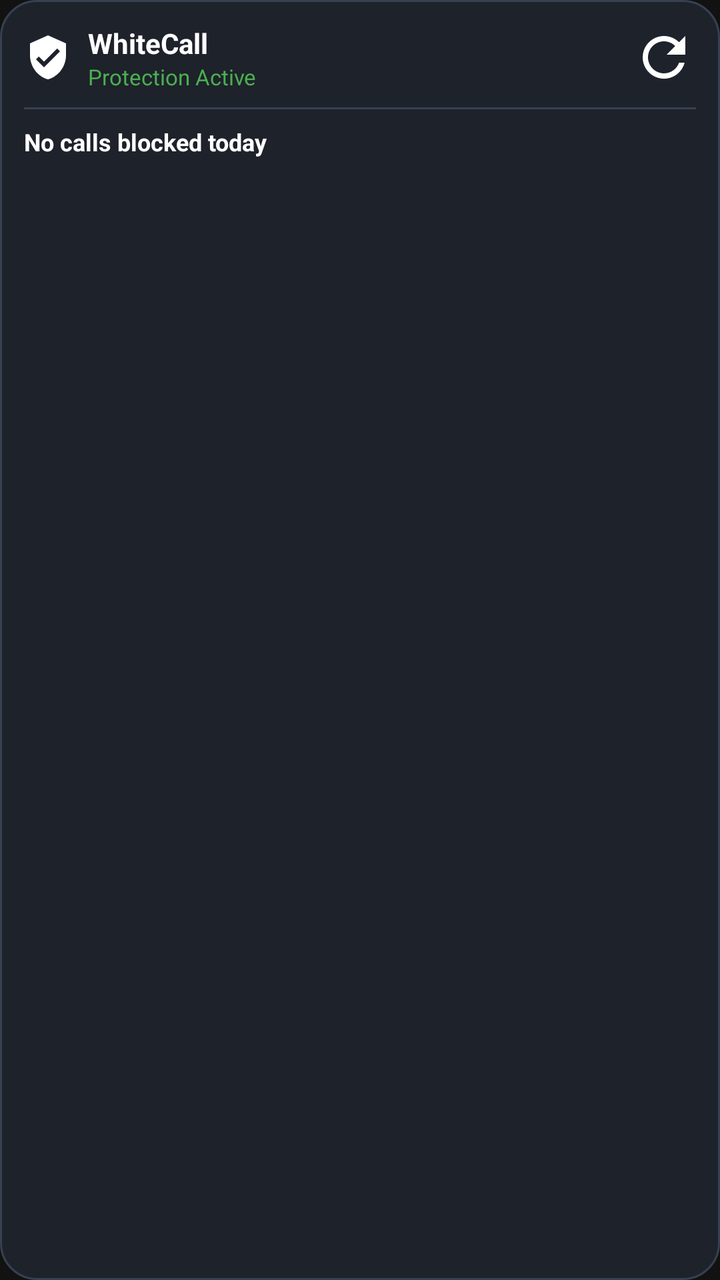
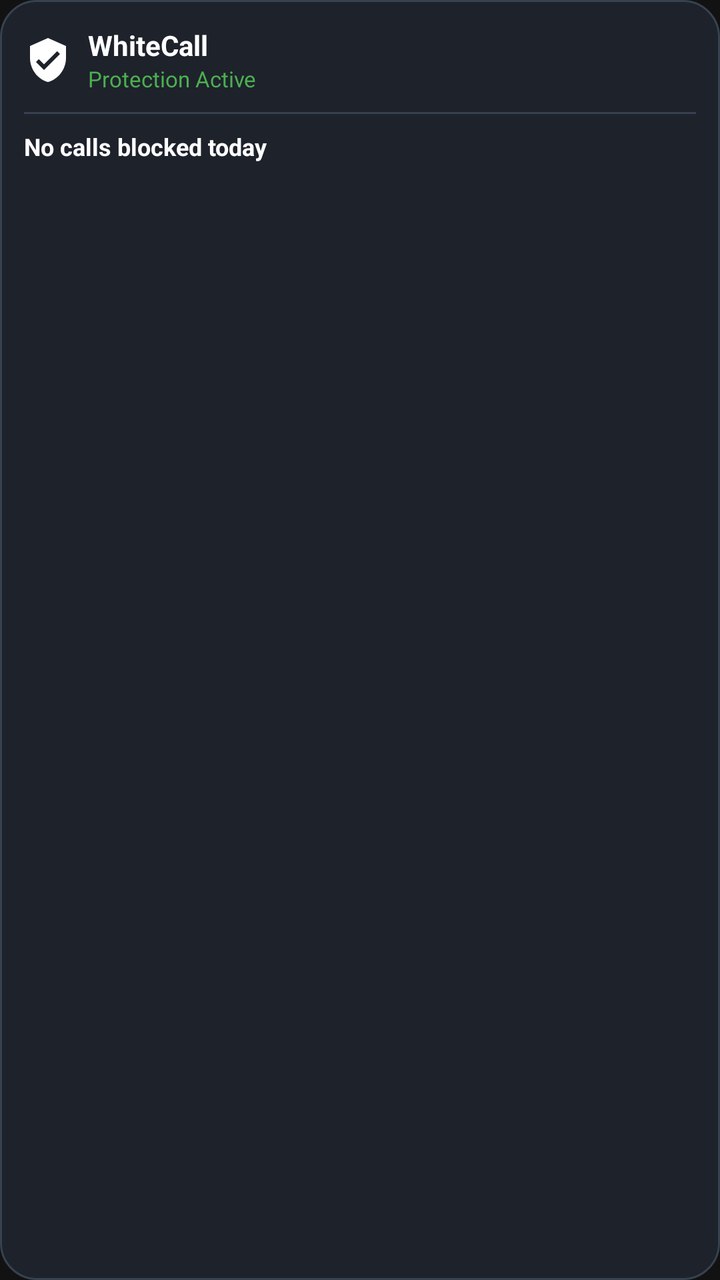

Before-and-after screenshots of an Android layout around one commit, followed by the original layout XML and the change that was made.
<!-- AndroidManifest.xml: application theme Theme.WhiteCall -->
<!-- res/layout/widget_white_call.xml -->
<?xml version="1.0" encoding="utf-8"?>
<LinearLayout xmlns:android="http://schemas.android.com/apk/res/android"
    android:id="@+id/widget_root"
    android:layout_width="match_parent"
    android:layout_height="match_parent"
    android:background="@drawable/widget_background"
    android:orientation="vertical"
    android:padding="12dp">

    
    <LinearLayout
        android:layout_width="match_parent"
        android:layout_height="wrap_content"
        android:gravity="center_vertical"
        android:orientation="horizontal">

        <ImageView
            android:id="@+id/widget_status_icon"
            android:layout_width="24dp"
            android:layout_height="24dp"
            android:src="@drawable/ic_shield"
            android:contentDescription="@string/app_name" />

        <LinearLayout
            android:layout_width="0dp"
            android:layout_height="wrap_content"
            android:layout_marginStart="8dp"
            android:layout_weight="1"
            android:orientation="vertical">

            <TextView
                android:layout_width="wrap_content"
                android:layout_height="wrap_content"
                android:text="@string/app_name"
                android:textColor="@color/widget_text_primary"
                android:textSize="14sp"
                android:textStyle="bold" />

            <TextView
                android:id="@+id/widget_status_text"
                android:layout_width="wrap_content"
                android:layout_height="wrap_content"
                android:text="@string/protection_status_active"
                android:textColor="@color/widget_status_active"
                android:textSize="11sp" />
        </LinearLayout>

        
        <ImageButton
            android:id="@+id/widget_toggle_button"
            android:layout_width="32dp"
            android:layout_height="32dp"
            android:background="?android:attr/selectableItemBackgroundBorderless"
            android:src="@drawable/ic_refresh"
            android:contentDescription="@string/widget_toggle_protection" />
    </LinearLayout>

    
    <View
        android:layout_width="match_parent"
        android:layout_height="1dp"
        android:layout_marginTop="8dp"
        android:layout_marginBottom="8dp"
        android:background="#374151" />

    
    <TextView
        android:id="@+id/widget_blocked_count"
        android:layout_width="wrap_content"
        android:layout_height="wrap_content"
        android:text="@string/widget_no_blocked_today"
        android:textColor="@color/widget_text_primary"
        android:textSize="12sp"
        android:textStyle="bold" />

    
    <TextView
        android:id="@+id/widget_last_blocked_caller"
        android:layout_width="wrap_content"
        android:layout_height="wrap_content"
        android:layout_marginTop="2dp"
        android:ellipsize="end"
        android:maxLines="1"
        android:text=""
        android:textColor="@color/widget_text_secondary"
        android:textSize="10sp" />

</LinearLayout>
<!-- resources referenced by this layout -->
<resources>
  <color name="widget_status_active">#4CAF50</color>
  <color name="widget_text_primary">#FFFFFF</color>
  <color name="widget_text_secondary">#90A4AE</color>
  <!-- drawable ic_refresh (drawable) -->
  <?xml version="1.0" encoding="utf-8"?>
  <vector xmlns:android="http://schemas.android.com/apk/res/android"
      android:width="24dp"
      android:height="24dp"
      android:viewportWidth="24"
      android:viewportHeight="24">
      <path
          android:fillColor="#FFFFFFFF"
          android:pathData="M17.65,6.35C16.2,4.9 14.21,4 12,4c-4.42,0 -7.99,3.58 -7.99,8s3.57,8 7.99,8c3.73,0 6.84,-2.55 7.73,-6h-2.08c-0.82,2.33 -3.04,4 -5.65,4 -3.31,0 -6,-2.69 -6,-6s2.69,-6 6,-6c1.66,0 3.14,0.69 4.22,1.78L13,11h7V4l-2.35,2.35z" />
  </vector>
  <!-- drawable ic_shield (drawable) -->
  <?xml version="1.0" encoding="utf-8"?>
  <vector xmlns:android="http://schemas.android.com/apk/res/android"
      android:width="24dp"
      android:height="24dp"
      android:viewportWidth="24"
      android:viewportHeight="24">
      <path
          android:fillColor="#FFFFFFFF"
          android:pathData="M12,1L3,5v6c0,5.55 3.84,10.74 9,12 5.16,-1.26 9,-6.45 9,-12V5l-9,-4zm-2,16l-4,-4 1.41,-1.41L10,14.17l6.59,-6.59L18,9l-8,8z" />
  </vector>
  <!-- drawable widget_background (drawable) -->
  <?xml version="1.0" encoding="utf-8"?>
  <shape xmlns:android="http://schemas.android.com/apk/res/android"
      android:shape="rectangle">
      <corners android:radius="18dp" />
      <solid android:color="@color/widget_bg" />
      <stroke
          android:width="1dp"
          android:color="#374151" />
  </shape>
  <string name="app_name">WhiteCall</string>
  <string name="protection_status_active">Protection Active</string>
  <string name="widget_no_blocked_today">No calls blocked today</string>
  <string name="widget_toggle_protection">Toggle</string>
  <style name="Theme.WhiteCall" parent="android:Theme.Material.Light.NoActionBar">
          <item name="android:statusBarColor">@color/background_dark</item>
          <item name="android:windowBackground">@color/background_dark</item>
      </style>
  <color name="widget_bg">#1E222B</color>
  <color name="background_dark">#121212</color>
</resources>

<!-- the commit's change to res/layout/widget_white_call.xml (unified diff, before → after) -->
@@ -48,15 +48,15 @@
         
         <ImageButton
             android:id="@+id/widget_toggle_button"
-            android:layout_width="32dp"
-            android:layout_height="32dp"
-            android:background="?android:attr/selectableItemBackgroundBorderless"
-            android:src="@drawable/ic_refresh"
-            android:contentDescription="@string/widget_toggle_protection" />
+            android:layout_width="36dp"
+            android:layout_height="36dp"
+            android:background="@android:color/transparent"
+            android:contentDescription="@string/widget_toggle_protection"
+            android:scaleType="centerInside" />
     </LinearLayout>
 
     
-    <View
+    <FrameLayout
         android:layout_width="match_parent"
         android:layout_height="1dp"
         android:layout_marginTop="8dp"
<!-- resource entries referenced after the edit -->
@@ -3,17 +3,6 @@
   <color name="widget_status_active">#4CAF50</color>
   <color name="widget_text_primary">#FFFFFF</color>
   <color name="widget_text_secondary">#90A4AE</color>
-  <!-- drawable ic_refresh (drawable) -->
-  <?xml version="1.0" encoding="utf-8"?>
-  <vector xmlns:android="http://schemas.android.com/apk/res/android"
-      android:width="24dp"
-      android:height="24dp"
-      android:viewportWidth="24"
-      android:viewportHeight="24">
-      <path
-          android:fillColor="#FFFFFFFF"
-          android:pathData="M17.65,6.35C16.2,4.9 14.21,4 12,4c-4.42,0 -7.99,3.58 -7.99,8s3.57,8 7.99,8c3.73,0 6.84,-2.55 7.73,-6h-2.08c-0.82,2.33 -3.04,4 -5.65,4 -3.31,0 -6,-2.69 -6,-6s2.69,-6 6,-6c1.66,0 3.14,0.69 4.22,1.78L13,11h7V4l-2.35,2.35z" />
-  </vector>
   <!-- drawable ic_shield (drawable) -->
   <?xml version="1.0" encoding="utf-8"?>
   <vector xmlns:android="http://schemas.android.com/apk/res/android"
@@ -39,7 +28,7 @@
   <string name="protection_status_active">Protection Active</string>
   <string name="widget_no_blocked_today">No calls blocked today</string>
   <string name="widget_toggle_protection">Toggle</string>
-  <style name="Theme.WhiteCall" parent="android:Theme.Material.Light.NoActionBar">
+  <style name="Theme.WhiteCall" parent="Theme.AppCompat.DayNight.NoActionBar">
           <item name="android:statusBarColor">@color/background_dark</item>
           <item name="android:windowBackground">@color/background_dark</item>
       </style>
